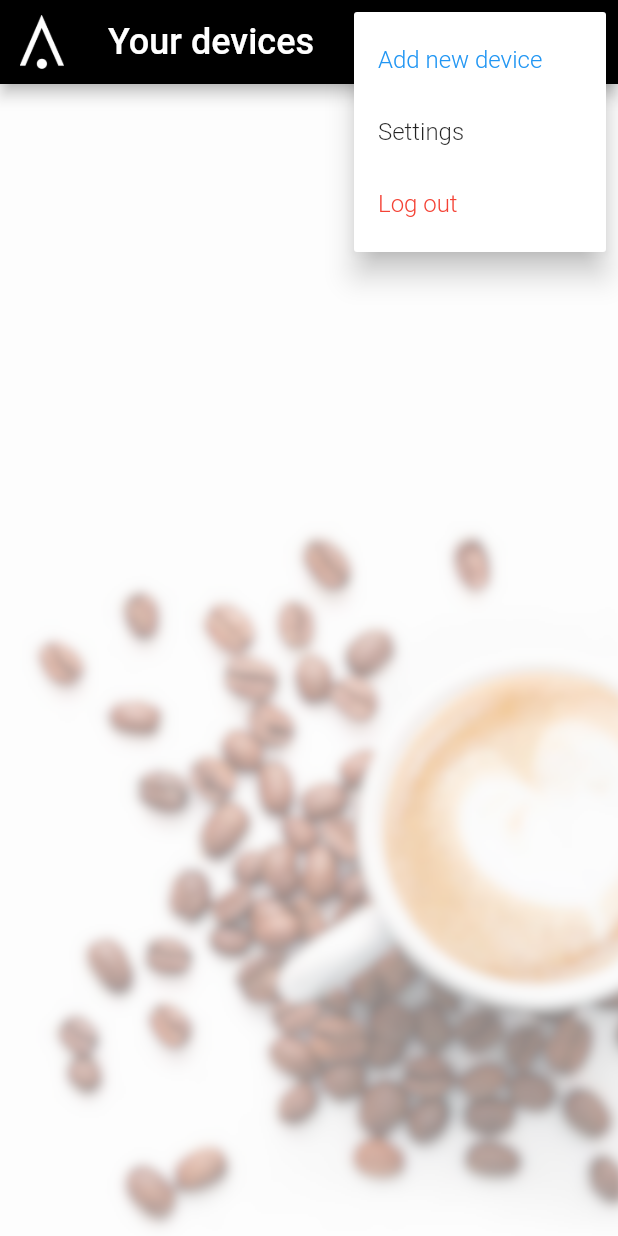
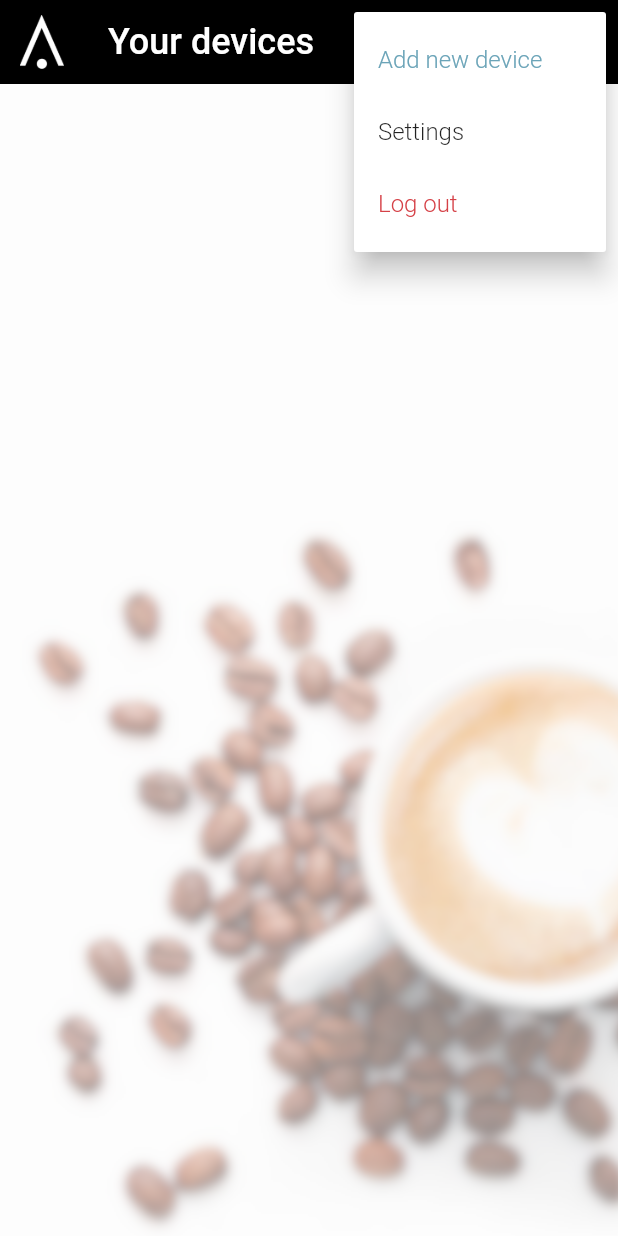
Before and after one commit to Animo-Dashboard/Animo-Coffee, a Flutter app: the RegisteredDevicesPage screen opened by its route, after a tap on the "keyboard control" icon, on a phone screen of 412 x 824 dp. Run offline on Flutter 3.47's test engine with Material 2 defaults, Android fonts, the phone set to English and light mode, and no system bars; our stand-ins replace email_validator; Roboto replaces fonts that are missing (FuturaStd).

Commit message:
Separate some code to reduce duplication, logout

```diff
--- /dev/null
+++ b/animo/lib/inAppFunctions.dart
@@ -0,0 +1,59 @@
+import 'package:animo/pages/login_page.dart';
+import 'package:flutter/material.dart';
+
+class CustomColors {
+  static var red = Color(0xFFD54147);
+  static var blue = Color(0xFF6BA4B8);
+  static var grey = Color(0xFF919388);
+}
+
+Text handleColorMoreMenuOptions(String value) {
+  switch (value) {
+    case 'Add new device':
+    case 'Add new error':
+      return Text(
+        value,
+        style: TextStyle(fontWeight: FontWeight.w300, color: CustomColors.blue),
+      );
+    case 'Settings':
+      return Text(
+        value,
+        style: const TextStyle(fontWeight: FontWeight.w300),
+      );
+    case 'Log out':
+      return Text(
+        value,
+        style: TextStyle(fontWeight: FontWeight.w300, color: CustomColors.red),
+      );
+    default:
+      return Text(value);
+  }
+}
+
+void logOut(BuildContext context) {
+  print(context);
+  print(LoginPage());
+  Navigator.pushReplacement(
+      context, MaterialPageRoute(builder: (context) => const LoginPage()));
+}
+
+MaterialColor turnIntoMaterialColor(Color color) {
+  final int red = color.red;
+  final int green = color.green;
+  final int blue = color.blue;
+
+  final Map<int, Color> shades = {
+    50: Color.fromRGBO(red, green, blue, .1),
+    100: Color.fromRGBO(red, green, blue, .2),
+    200: Color.fromRGBO(red, green, blue, .3),
+    300: Color.fromRGBO(red, green, blue, .4),
+    400: Color.fromRGBO(red, green, blue, .5),
+    500: Color.fromRGBO(red, green, blue, .6),
+    600: Color.fromRGBO(red, green, blue, .7),
+    700: Color.fromRGBO(red, green, blue, .8),
+    800: Color.fromRGBO(red, green, blue, .9),
+    900: Color.fromRGBO(red, green, blue, 1),
+  };
+
+  return MaterialColor(color.value, shades);
+}
--- a/animo/lib/pages/registeredDevices_page.dart
+++ b/animo/lib/pages/registeredDevices_page.dart
@@ -1,4 +1,6 @@
+import 'package:animo/reuseWidgets.dart';
 import 'package:flutter/material.dart';
+import 'package:animo/inAppFunctions.dart';
 
 class RegisteredDevicesPage extends StatefulWidget {
   const RegisteredDevicesPage({super.key});
@@ -7,6 +9,11 @@ class RegisteredDevicesPage extends StatefulWidget {
   _RegisteredDevicesPage createState() => _RegisteredDevicesPage();
 }
 
+class _RegisteredDevicesPage extends State<RegisteredDevicesPage> {
+  final _formKey = GlobalKey<FormState>();
+  String pageTitle = "Your devices";
+
+  List<String> moreMenuOptions = ['Add new device', 'Settings', 'Log out'];
   void handleClick(String value) {
     switch (value) {
       case 'Add new device':
@@ -14,86 +21,17 @@ void handleClick(String value) {
       case 'Settings':
         break;
       case 'Log out':
+        logOut(context);
         break;
     }
   }
-
-Text handleColorMoreMenuOptions(String value) {
-  switch (value) {
-    case 'Add new device':
-      return Text(
-        value,
-        style: const TextStyle(fontWeight: FontWeight.w300, color: Colors.blue),
-      );
-      break;
-    case 'Settings':
-      return Text(
-        value,
-        style: const TextStyle(fontWeight: FontWeight.w300),
-      );
-      break;
-    case 'Log out':
-      return Text(
-        value,
-        style: const TextStyle(fontWeight: FontWeight.w300, color: Colors.red),
-      );
-      break;
-    default:
-      return Text(value);
-  }
-}
-
-class _RegisteredDevicesPage extends State<RegisteredDevicesPage> {
-  final _formKey = GlobalKey<FormState>();
 
   @override
   Widget build(BuildContext context) {
     return Scaffold(
         body: Container(
-        decoration: BoxDecoration(
-          image: DecorationImage(
-            image: const AssetImage('images/background2.png'),
-            fit: BoxFit.cover,
-            alignment: Alignment.bottomCenter,
-            colorFilter: ColorFilter.mode(
-                Colors.white.withOpacity(0.5), BlendMode.dstATop),
+          decoration: getAppBackground(),
         ),
-        ),
-      ),
-      appBar: AppBar(
-        backgroundColor: Colors.black,
-        leading: Container(
-          padding: EdgeInsets.all(10),
-          child: const Image(
-            image: AssetImage('images/logoSymbolWhite.png'),
-            height: 1,
-            width: 1,
-          ),
-        ),
-        title: const Text(
-          "Your devices",
-          style: TextStyle(fontWeight: FontWeight.w500, fontSize: 24),
-        ),
-        actions: <Widget>[
-          PopupMenuButton<String>(
-            onSelected: handleClick,
-            icon: const Icon(
-              Icons.more_horiz_sharp,
-              size: 48,
-            ),
-            padding: const EdgeInsets.only(right: 30),
-            itemBuilder: (BuildContext context) {
-              return {'Add new device', 'Settings', 'Log out'}
-                  .map((String choice) {
-                return PopupMenuItem<String>(
-                  value: choice,
-                  child: handleColorMoreMenuOptions(choice),
-                );
-              }).toList();
-            },
-          ),
-        ],
-      ),
-    );
+        appBar: getAppBar(context, moreMenuOptions, pageTitle, handleClick));
   }
 }
--- /dev/null
+++ b/animo/lib/reuseWidgets.dart
@@ -0,0 +1,71 @@
+import 'package:animo/pages/errorHandling_page.dart';
+import 'package:flutter/material.dart';
+import 'package:animo/inAppFunctions.dart';
+
+BoxDecoration getAppBackground() {
+  return BoxDecoration(
+    image: DecorationImage(
+      image: const AssetImage('images/background2.png'),
+      fit: BoxFit.cover,
+      alignment: Alignment.bottomCenter,
+      colorFilter: ColorFilter.mode(
+        Colors.white.withOpacity(0.5),
+        BlendMode.dstATop,
+      ),
+    ),
+  );
+}
+
+StatelessWidget getLeadingIcon(String title, BuildContext context) {
+  if (title == "Your devices") {
+    return Container(
+      padding: EdgeInsets.all(10),
+      child: const Image(
+        image: AssetImage('images/logoSymbolWhite.png'),
+        height: 1,
+        width: 1,
+      ),
+    );
+  } else {
+    return IconButton(
+      icon: const Icon(Icons.arrow_back, color: Colors.white),
+      iconSize: 40,
+      onPressed: () => Navigator.of(context).pop(),
+    );
+  }
+}
+
+AppBar getAppBar(
+  BuildContext context,
+  List<String> moreMenuOptions,
+  String pageTitle,
+  void Function(String value) handleClick,
+) {
+  return AppBar(
+    backgroundColor: Colors.black,
+    elevation: 0,
+    leading: getLeadingIcon(pageTitle, context),
+    title: Text(
+      pageTitle,
+      style: const TextStyle(fontWeight: FontWeight.w500, fontSize: 24),
+    ),
+    actions: <Widget>[
+      PopupMenuButton<String>(
+        onSelected: handleClick,
+        icon: const Icon(
+          Icons.more_horiz_sharp,
+          size: 48,
+        ),
+        padding: const EdgeInsets.only(right: 30),
+        itemBuilder: (BuildContext context) {
+          return moreMenuOptions.map((String choice) {
+            return PopupMenuItem<String>(
+              value: choice,
+              child: handleColorMoreMenuOptions(choice),
+            );
+          }).toList();
+        },
+      ),
+    ],
+  );
+}
--- a/animo/pubspec.yaml
+++ b/animo/pubspec.yaml
@@ -38,7 +38,6 @@ dependencies:
   cupertino_icons: ^1.0.2
 
 dev_dependencies:
-  email_validator: ^2.0.1
   flutter_test:
     sdk: flutter
 
```
Also changed, not shown: animo/lib/main.dart (+2 -28 lines), animo/lib/pages/errorHandling_page.dart (+18 -75 lines). Lines whose indentation alone changed are shown as unchanged.
